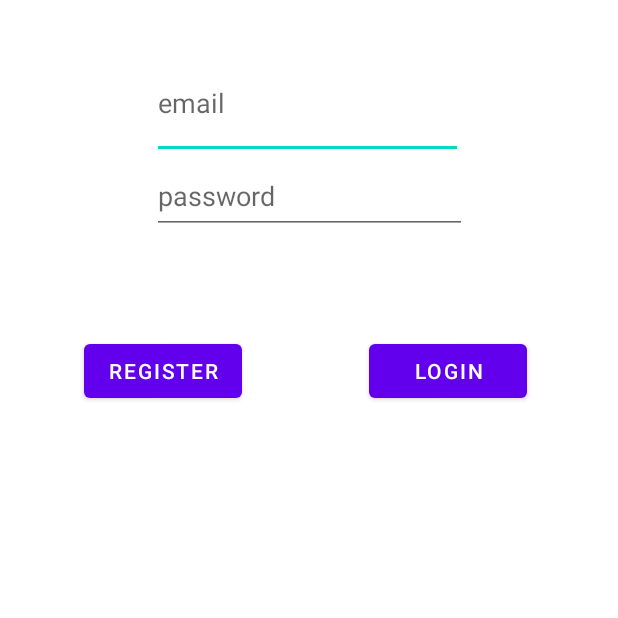
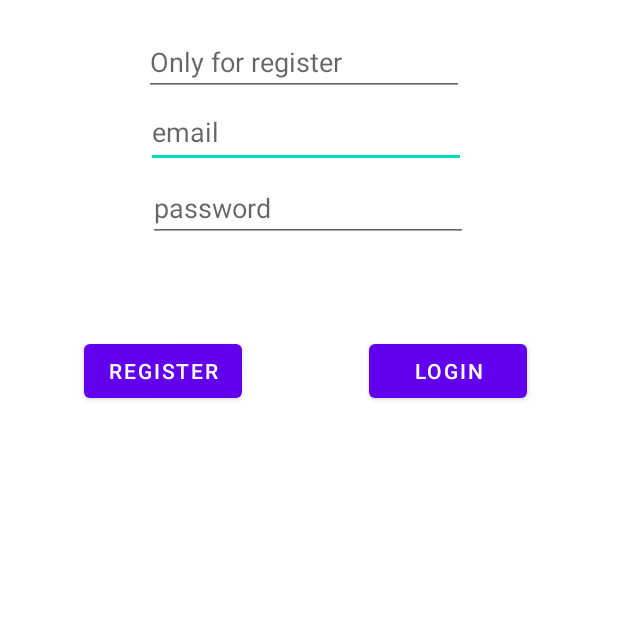
Before and after one commit to IbanJ/PoEGO, an Android app: the screen it shows after launch (LoginActivity), after a tap on "REGISTER", on a phone screen of 412 x 824 dp, the top half of it. Run offline under Robolectric (Android 15) with nearby library versions, the phone set to English and light mode, and no system bars; our stand-ins replace Firebase (no records; nobody signed in at launch, a user with empty details on screens opened directly); Roboto replaces fonts that are not available here.

Commit message:
Entraga final de proyecto.

```diff
--- a/app/src/main/AndroidManifest.xml
+++ b/app/src/main/AndroidManifest.xml
@@ -18,7 +18,8 @@
         </activity>
 
         <activity
-            android:name=".LoginActivity">
+            android:name=".LoginActivity"
+            android:exported="true">
             <intent-filter>
                 <action android:name="android.intent.action.MAIN" />
 
--- a/app/src/main/java/com/example/poego/LoginActivity.kt
+++ b/app/src/main/java/com/example/poego/LoginActivity.kt
@@ -4,47 +4,57 @@ import android.content.Intent
 import androidx.appcompat.app.AppCompatActivity
 import android.os.Bundle
 import android.text.TextUtils
+import android.view.View
 import android.widget.EditText
 import android.widget.Toast
 import com.google.firebase.auth.FirebaseAuth
 import com.google.firebase.auth.FirebaseUser
 import com.google.firebase.firestore.FirebaseFirestore
+import com.google.firebase.firestore.ktx.firestore
+import com.google.firebase.ktx.Firebase
 import java.lang.ref.Reference
 
 class LoginActivity : AppCompatActivity() {
 
     private lateinit var etEmail : EditText
     private lateinit var etPassword : EditText
+    private lateinit var etUser : EditText
     private lateinit var auth : FirebaseAuth
-    private lateinit var database : FirebaseFirestore
+
 
     override fun onCreate(savedInstanceState: Bundle?) {
         super.onCreate(savedInstanceState)
         setContentView(R.layout.activity_login)
         etEmail = findViewById(R.id.etEmail)
         etPassword = findViewById(R.id.etPassword)
+        etUser = findViewById(R.id.username)
 
         auth = FirebaseAuth.getInstance()
-        database = FirebaseFirestore.getInstance()
 
     }
 
-    fun register () {
+
+    fun register(view: View) {
         createNewAccount()
     }
 
     private fun createNewAccount() {
         val email:String = etEmail.text.toString()
         val password:String = etEmail.text.toString()
+        val user:String = etUser.text.toString()
+        var database = Firebase.firestore
 
-        if(!TextUtils.isEmpty(email) && !TextUtils.isEmpty(password))
+        if(!TextUtils.isEmpty(email) && !TextUtils.isEmpty(password) && !TextUtils.isEmpty(user))
         {
             auth.createUserWithEmailAndPassword(email, password)
                 .addOnCompleteListener(this){
 
                     if(it.isComplete){
+                        database.collection("users").add(
+                            hashMapOf("username" to user,
+                            "email" to email)
+                        )
                         Toast.makeText(this, "Usuario registrado correctamente", Toast.LENGTH_SHORT).show()
-                        navigateToMain()
 
                     }
                     else{
@@ -58,7 +68,7 @@ class LoginActivity : AppCompatActivity() {
 
     }
 
-    fun login () {
+    fun login(view: View) {
         loginAccount()
     }
 
@@ -87,6 +97,6 @@ class LoginActivity : AppCompatActivity() {
     }
 
     private fun navigateToMain() {
-        Intent(this, MainActivity::class.java)
+        startActivity(Intent(this, MainActivity::class.java))
     }
 }
--- a/app/src/main/java/com/example/poego/SettingFragment.kt
+++ b/app/src/main/java/com/example/poego/SettingFragment.kt
@@ -7,8 +7,12 @@ import android.view.LayoutInflater
 import android.view.View
 import android.view.ViewGroup
 import com.google.firebase.auth.FirebaseAuth
+import com.google.firebase.auth.FirebaseUser
+import com.google.firebase.firestore.ktx.firestore
+import com.google.firebase.ktx.Firebase
 
 class SettingFragment : Fragment() {
+
 
     override fun onCreateView(
         inflater: LayoutInflater, container: ViewGroup?,
@@ -18,4 +22,5 @@ class SettingFragment : Fragment() {
         return inflater.inflate(R.layout.fragment_setting, container, false)
     }
 
+
 }
--- a/app/src/main/res/layout/activity_login.xml
+++ b/app/src/main/res/layout/activity_login.xml
@@ -8,26 +8,28 @@
 
     <EditText
         android:id="@+id/etEmail"
-        android:layout_width="207dp"
-        android:layout_height="74dp"
-        android:layout_marginTop="32dp"
+        android:layout_width="wrap_content"
+        android:layout_height="wrap_content"
+        android:layout_marginTop="64dp"
         android:ems="10"
         android:hint="email"
         android:inputType="textEmailAddress"
         android:minHeight="48dp"
         app:layout_constraintEnd_toEndOf="parent"
-        app:layout_constraintHorizontal_bias="0.495"
+        app:layout_constraintHorizontal_bias="0.49"
         app:layout_constraintStart_toStartOf="parent"
         app:layout_constraintTop_toTopOf="parent" />
 
     <EditText
         android:id="@+id/etPassword"
-        android:layout_width="210dp"
-        android:layout_height="50dp"
+        android:layout_width="wrap_content"
+        android:layout_height="wrap_content"
+        android:layout_marginTop="4dp"
         android:ems="10"
         android:hint="password"
         android:inputType="textPassword"
         app:layout_constraintEnd_toEndOf="parent"
+        app:layout_constraintHorizontal_bias="0.497"
         app:layout_constraintStart_toStartOf="parent"
         app:layout_constraintTop_toBottomOf="@+id/etEmail" />
 
@@ -56,4 +58,19 @@
         app:layout_constraintStart_toStartOf="parent"
         app:layout_constraintTop_toTopOf="parent"
         app:layout_constraintVertical_bias="0.288" />
+
+    <EditText
+        android:id="@+id/username"
+        android:layout_width="wrap_content"
+        android:layout_height="wrap_content"
+        android:ems="10"
+        android:inputType="textPersonName"
+        android:hint="Only for register"
+        android:text=""
+        app:layout_constraintBottom_toTopOf="@+id/etEmail"
+        app:layout_constraintEnd_toEndOf="parent"
+        app:layout_constraintHorizontal_bias="0.482"
+        app:layout_constraintStart_toStartOf="parent"
+        app:layout_constraintTop_toTopOf="parent"
+        app:layout_constraintVertical_bias="1.0" />
 </androidx.constraintlayout.widget.ConstraintLayout>
```
Also changed, not shown: app/build.gradle (+17 -15 lines), app/src/main/java/com/example/poego/MainActivity.kt (+9 -2 lines), app/src/main/java/com/example/poego/VendorRecipes.kt (+72 -1 lines), app/src/main/res/layout/fragment_vendor_recipes.xml (+6 -6 lines), app/src/main/res/drawable-v24/chromatic.png (added), app/src/main/res/drawable-v24/gemcutterprism.jpg (added), app/src/main/res/drawable-v24/level20quality20recipe.jpg (added), app/src/main/res/drawable-v24/linkedsockets6.jpg (added), app/src/main/res/drawable-v24/magicmsboots.jpg (added), app/src/main/res/drawable-v24/sockets6.png (added), 3 other files.
